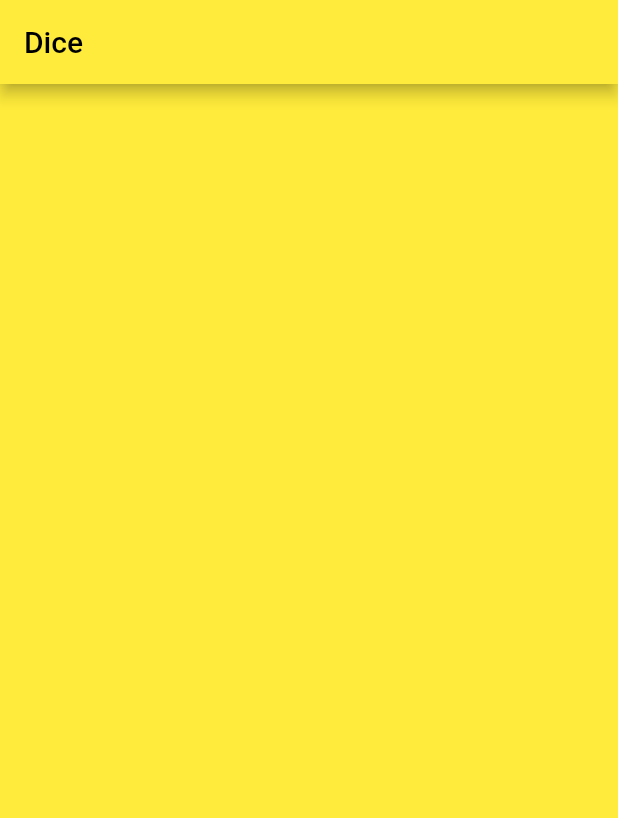
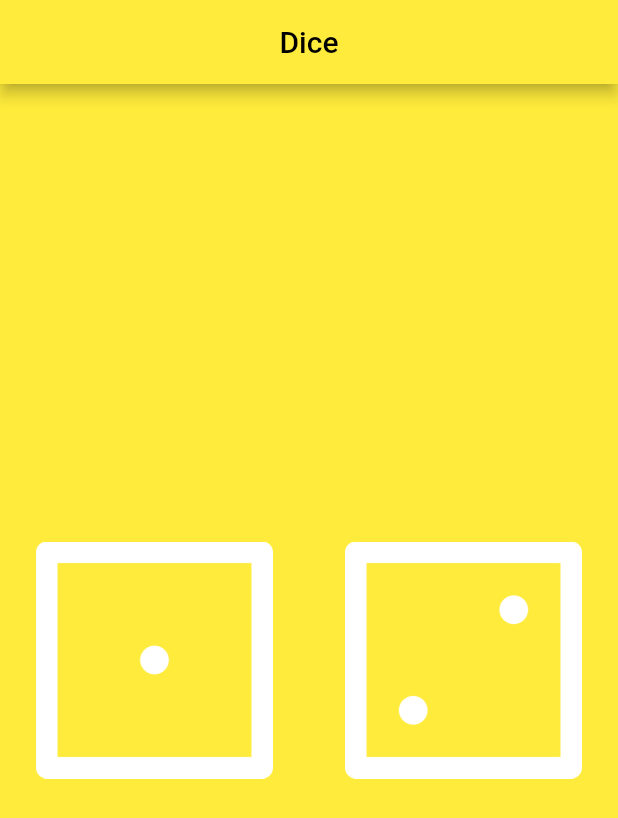
Before and after one commit to anup-paul/dicee_flutter, a Flutter app: the screen it shows after launch, on a phone screen of 412 x 824 dp. Shown: the top 818 px of the screen. Run offline on Flutter 3.47's test engine with Material 2 defaults, Android fonts, the phone set to English and light mode, and no system bars.

Commit message:
add textbutton

```diff
--- a/lib/main.dart
+++ b/lib/main.dart
@@ -5,6 +5,7 @@ void main() {
     home: Scaffold(
       backgroundColor: Colors.yellow,
       appBar: AppBar(
+        centerTitle: true,
         title: Text(
           'Dice',
           style: TextStyle(
@@ -23,6 +24,33 @@ class DicePage extends StatelessWidget {
 
   @override
   Widget build(BuildContext context) {
-    return Container();
+    return Center(
+      child: Row(
+        children: [
+          Expanded(
+            child: Padding(
+              padding: const EdgeInsets.all(16.0),
+              child: TextButton(
+                onPressed: () {
+                  print('Left Button cliked');
+                },
+                child: Image.asset('images/dice1.png'),
+              ),
+            ),
+          ),
+          Expanded(
+            child: Padding(
+              padding: const EdgeInsets.all(16.0),
+              child: TextButton(
+                onPressed: () {
+                  print('Right Button is pressed');
+                },
+                child: Image.asset('images/dice2.png'),
+              ),
+            ),
+          ),
+        ],
+      ),
+    );
   }
 }
--- a/pubspec.yaml
+++ b/pubspec.yaml
@@ -45,9 +45,8 @@ flutter:
   uses-material-design: true
 
   # To add assets to your application, add an assets section, like this:
-  # assets:
-  #   - images/a_dot_burr.jpeg
-  #   - images/a_dot_ham.jpeg
+  assets:
+    - images/
 
   # An image asset can refer to one or more resolution-specific "variants", see
   # https://flutter.dev/assets-and-images/#resolution-aware.
```
Also changed, not shown: images/dice1.png (added), images/dice2.png (added), images/dice3.png (added), images/dice4.png (added), images/dice5.png (added), images/dice6.png (added).
